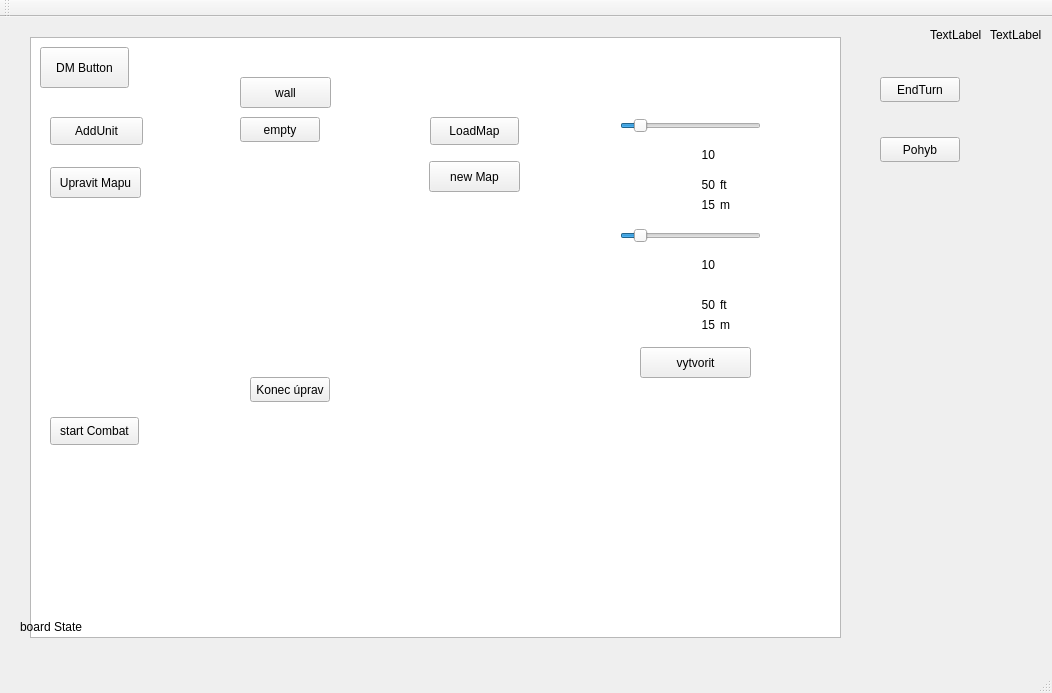
Old version of the form mainwindow.ui in the repository nukemaster/bakalarka.
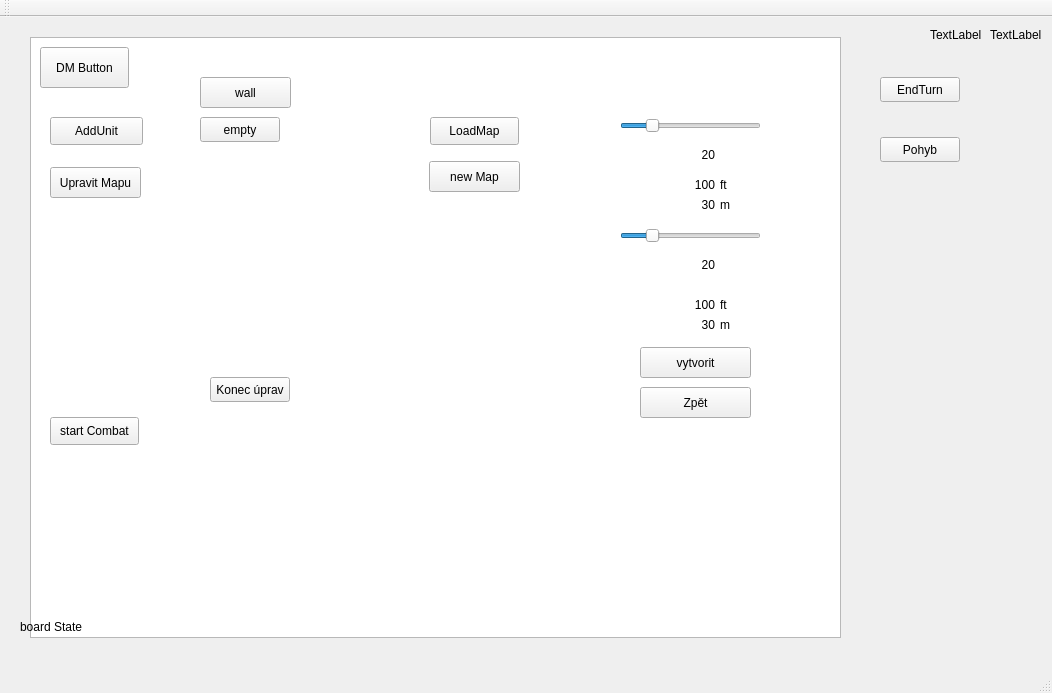
New version of the form.

What changed in the file:
```diff
--- a/mainwindow.ui
+++ b/mainwindow.ui
@@ -206,7 +206,7 @@
       <x>620</x>
       <y>80</y>
       <width>161</width>
-      <height>291</height>
+      <height>341</height>
      </rect>
     </property>
     <widget class="QSlider" name="slider_newMap_X">
@@ -219,7 +219,7 @@
       </rect>
      </property>
      <property name="value">
-      <number>10</number>
+      <number>20</number>
      </property>
      <property name="orientation">
       <enum>Qt::Horizontal</enum>
@@ -235,7 +235,7 @@
       </rect>
      </property>
      <property name="text">
-      <string>10</string>
+      <string>20</string>
      </property>
      <property name="alignment">
       <set>Qt::AlignRight|Qt::AlignTrailing|Qt::AlignVCenter</set>
@@ -251,7 +251,7 @@
       </rect>
      </property>
      <property name="text">
-      <string>50</string>
+      <string>100</string>
      </property>
      <property name="alignment">
       <set>Qt::AlignRight|Qt::AlignTrailing|Qt::AlignVCenter</set>
@@ -267,7 +267,7 @@
       </rect>
      </property>
      <property name="text">
-      <string>10</string>
+      <string>20</string>
      </property>
      <property name="alignment">
       <set>Qt::AlignRight|Qt::AlignTrailing|Qt::AlignVCenter</set>
@@ -283,7 +283,7 @@
       </rect>
      </property>
      <property name="text">
-      <string>50</string>
+      <string>100</string>
      </property>
      <property name="alignment">
       <set>Qt::AlignRight|Qt::AlignTrailing|Qt::AlignVCenter</set>
@@ -312,7 +312,7 @@
       </rect>
      </property>
      <property name="text">
-      <string>15</string>
+      <string>30</string>
      </property>
      <property name="alignment">
       <set>Qt::AlignRight|Qt::AlignTrailing|Qt::AlignVCenter</set>
@@ -328,7 +328,7 @@
       </rect>
      </property>
      <property name="text">
-      <string>15</string>
+      <string>30</string>
      </property>
      <property name="alignment">
       <set>Qt::AlignRight|Qt::AlignTrailing|Qt::AlignVCenter</set>
@@ -344,7 +344,7 @@
       </rect>
      </property>
      <property name="value">
-      <number>10</number>
+      <number>20</number>
      </property>
      <property name="orientation">
       <enum>Qt::Horizontal</enum>
@@ -402,11 +402,27 @@
       <string>m</string>
      </property>
     </widget>
+    <widget class="QPushButton" name="btn_newMap_back">
+     <property name="geometry">
+      <rect>
+       <x>20</x>
+       <y>290</y>
+       <width>111</width>
+       <height>31</height>
+      </rect>
+     </property>
+     <property name="text">
+      <string>Zpět</string>
+     </property>
+    </widget>
    </widget>
    <widget class="QWidget" name="box_editMap" native="true">
+    <property name="enabled">
+     <bool>true</bool>
+    </property>
     <property name="geometry">
      <rect>
-      <x>220</x>
+      <x>180</x>
       <y>40</y>
       <width>141</width>
       <height>391</height>
```
